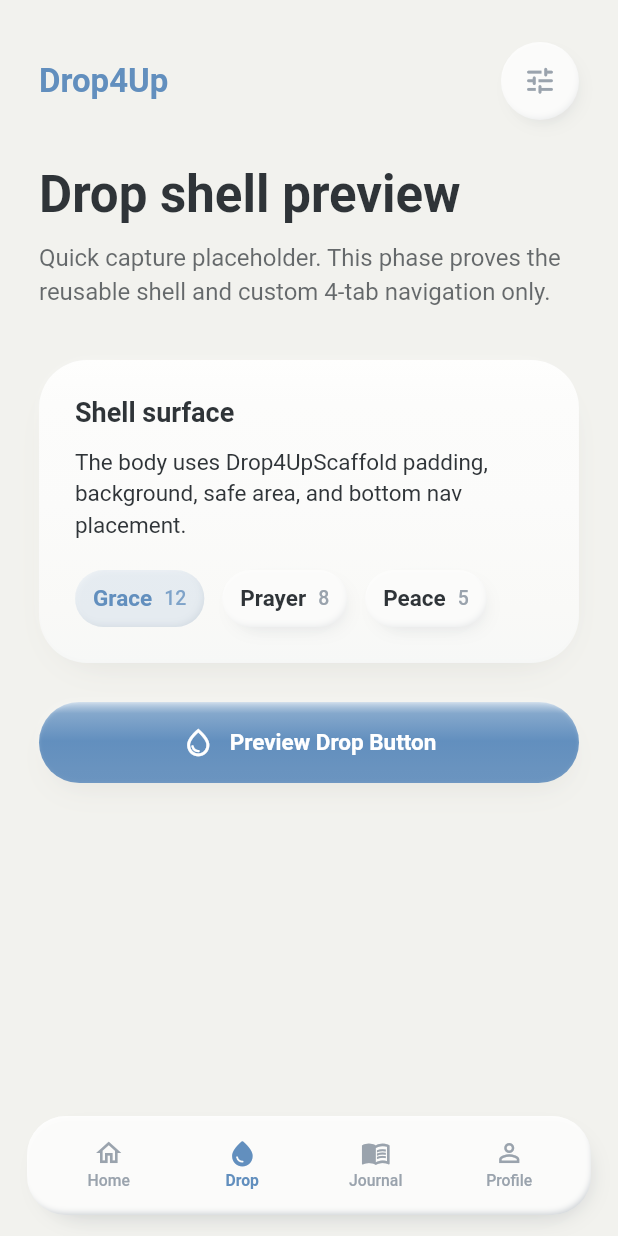
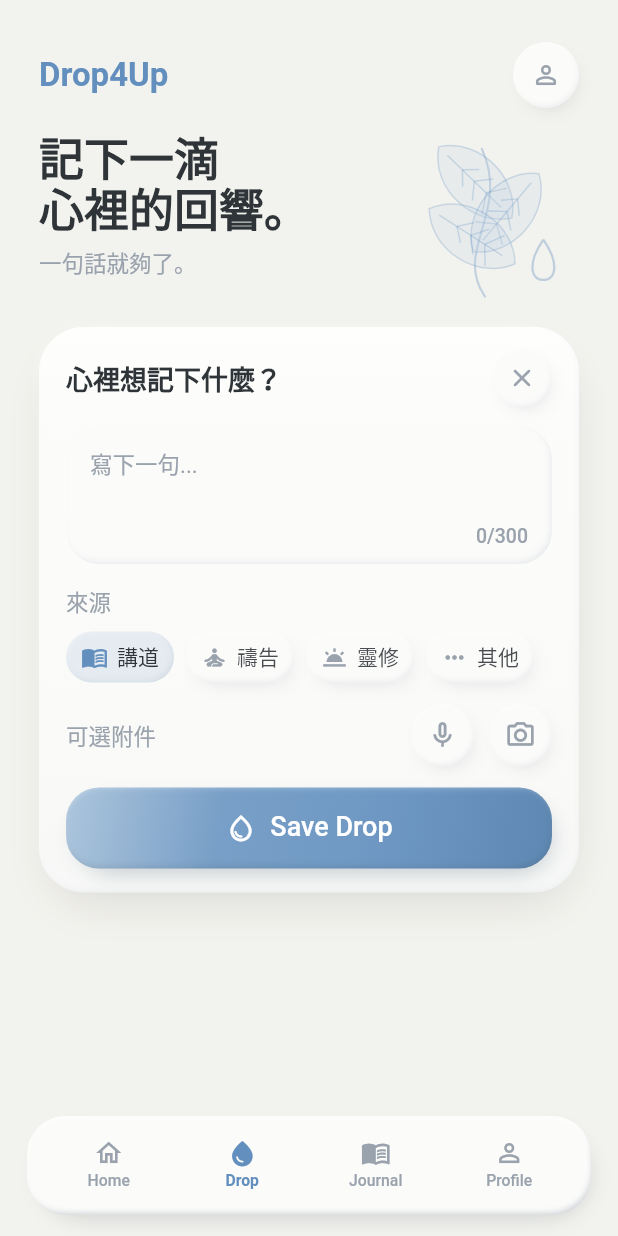
Before and after one commit to BlackAaadam/drop4up, a Flutter app: the screen it shows after launch, item 2 of the bottom bar chosen, on a phone screen of 412 x 824 dp. Run offline on Flutter 3.47's test engine with Material 3 defaults, Android fonts, the phone set to English and light mode, and no system bars; our stand-ins replace flutter_inset_shadow.

Commit message:
Implement compact Drop tab prototype

```diff
--- a/lib/main.dart
+++ b/lib/main.dart
@@ -1,8 +1,8 @@
 import 'package:flutter/material.dart';
 
+import 'screens/drop_screen.dart';
 import 'screens/home_screen.dart';
 import 'ui/drop4up_scaffold.dart';
-import 'ui/drop4up_tag_chip.dart';
 import 'ui/drop4up_tokens.dart';
 import 'ui/primary_drop_button.dart';
 import 'ui/soft_icon_button.dart';
@@ -60,7 +60,11 @@ class _ShellPreviewScreenState extends State<ShellPreviewScreen> {
     return Drop4UpScaffold(
       currentIndex: _tabIndex,
       onTabChanged: (index) => setState(() => _tabIndex = index),
-      body: _tabIndex == 0 ? const HomeScreen() : _ShellPlaceholder(tab: tab),
+      body: switch (_tabIndex) {
+        0 => const HomeScreen(),
+        1 => const DropScreen(),
+        _ => _ShellPlaceholder(tab: tab),
+      },
     );
   }
 }
@@ -115,15 +119,7 @@ class _ShellPlaceholder extends StatelessWidget {
                 style: textTheme.bodyMedium,
               ),
               const SizedBox(height: 20),
-              Wrap(
-                spacing: 12,
-                runSpacing: 12,
-                children: const [
-                  Drop4UpTagChip(label: 'Grace', count: 12, selected: true),
-                  Drop4UpTagChip(label: 'Prayer', count: 8),
-                  Drop4UpTagChip(label: 'Peace', count: 5),
-                ],
-              ),
+              Text('Placeholder content', style: textTheme.bodyMedium),
             ],
           ),
         ),
--- /dev/null
+++ b/lib/screens/drop_screen.dart
@@ -0,0 +1,388 @@
+import 'package:flutter/material.dart';
+
+import '../ui/drop4up_tactile_surface.dart';
+import '../ui/drop4up_tokens.dart';
+import '../ui/soft_icon_button.dart';
+import '../ui/soft_surface.dart';
+
+const _sourceChips = [
+  _DropSource('講道', Icons.menu_book_outlined, true),
+  _DropSource('禱告', Icons.self_improvement_rounded, false),
+  _DropSource('靈修', Icons.wb_twilight_outlined, false),
+  _DropSource('其他', Icons.more_horiz_rounded, false),
+];
+
+class DropScreen extends StatelessWidget {
+  const DropScreen({super.key});
+
+  @override
+  Widget build(BuildContext context) {
+    final textTheme = Theme.of(context).textTheme;
+
+    return ListView(
+      padding: EdgeInsets.zero,
+      children: [
+        Row(
+          children: [
+            Text(
+              'Drop4Up',
+              style: textTheme.titleLarge?.copyWith(
+                color: Drop4UpTokens.primaryBlue,
+              ),
+            ),
+            const Spacer(),
+            SoftIconButton(
+              icon: Icons.person_outline_rounded,
+              label: '個人設定',
+              size: 44,
+              iconSize: 20,
+              onTap: () {},
+            ),
+          ],
+        ),
+        const SizedBox(height: 16),
+        SizedBox(
+          height: 118,
+          child: Stack(
+            children: [
+              Positioned(
+                left: 0,
+                top: 0,
+                child: Column(
+                  crossAxisAlignment: CrossAxisAlignment.start,
+                  children: [
+                    Text(
+                      '記下一滴\n心裡的回響。',
+                      style: textTheme.headlineLarge?.copyWith(
+                        fontSize: 30,
+                        height: 1.12,
+                      ),
+                    ),
+                    const SizedBox(height: 8),
+                    Text(
+                      '一句話就夠了。',
+                      style: textTheme.bodyLarge?.copyWith(
+                        fontSize: 15,
+                        color: Drop4UpTokens.textSecondary,
+                      ),
+                    ),
+                  ],
+                ),
+              ),
+              Positioned(
+                right: 0,
+                top: 0,
+                child: SizedBox(
+                  width: 108,
+                  height: 112,
+                  child: CustomPaint(painter: _QuietLeafPainter()),
+                ),
+              ),
+            ],
+          ),
+        ),
+        const SizedBox(height: 12),
+        const _DropEntryCard(),
+      ],
+    );
+  }
+}
+
+class _DropEntryCard extends StatelessWidget {
+  const _DropEntryCard();
+
+  @override
+  Widget build(BuildContext context) {
+    final textTheme = Theme.of(context).textTheme;
+
+    return SoftSurface(
+      variant: SoftSurfaceVariant.prominent,
+      radius: 30,
+      padding: const EdgeInsets.fromLTRB(18, 14, 18, 16),
+      child: Column(
+        crossAxisAlignment: CrossAxisAlignment.start,
+        children: [
+          Row(
+            children: [
+              Expanded(
+                child: Text(
+                  '心裡想記下什麼？',
+                  maxLines: 1,
+                  overflow: TextOverflow.ellipsis,
+                  style: textTheme.titleMedium,
+                ),
+              ),
+              const SizedBox(width: 12),
+              SoftIconButton(
+                icon: Icons.close_rounded,
+                label: '清除',
+                size: 40,
+                iconSize: 20,
+                onTap: () {},
+              ),
+            ],
+          ),
+          const SizedBox(height: 12),
+          Drop4UpTactileSurface(
+            variant: Drop4UpTactileSurfaceVariant.inset,
+            radius: 22,
+            height: 92,
+            padding: const EdgeInsets.fromLTRB(16, 14, 16, 10),
+            color: Drop4UpTokens.cardSurface,
+            child: Column(
+              crossAxisAlignment: CrossAxisAlignment.start,
+              children: [
+                Text(
+                  '寫下一句...',
+                  style: textTheme.bodyLarge?.copyWith(
+                    fontSize: 15,
+                    color: Drop4UpTokens.textSecondary,
+                  ),
+                ),
+                const Spacer(),
+                Align(
+                  alignment: Alignment.bottomRight,
+                  child: Text(
+                    '0/300',
+                    style: textTheme.labelMedium?.copyWith(
+                      color: Drop4UpTokens.textSecondary,
+                    ),
+                  ),
+                ),
+              ],
+            ),
+          ),
+          const SizedBox(height: 14),
+          Text(
+            '來源',
+            style: textTheme.bodyMedium?.copyWith(
+              color: Drop4UpTokens.textSecondary,
+            ),
+          ),
+          const SizedBox(height: 10),
+          Wrap(
+            spacing: 8,
+            runSpacing: 8,
+            children: [
+              for (final source in _sourceChips) _SourceChip(source: source),
+            ],
+          ),
+          const SizedBox(height: 14),
+          Row(
+            children: [
+              Expanded(
+                child: Text(
+                  '可選附件',
+                  style: textTheme.bodyMedium?.copyWith(
+                    color: Drop4UpTokens.textSecondary,
+                  ),
+                ),
+              ),
+              SoftIconButton(
+                icon: Icons.mic_none_rounded,
+                label: '語音',
+                size: 42,
+                iconSize: 21,
+                onTap: () {},
+              ),
+              const SizedBox(width: 10),
+              SoftIconButton(
+                icon: Icons.photo_camera_outlined,
+                label: '相機',
+                size: 42,
+                iconSize: 21,
+                onTap: () {},
+              ),
+            ],
+          ),
+          const SizedBox(height: 14),
+          Drop4UpTactileSurface(
+            variant: Drop4UpTactileSurfaceVariant.primaryRaised,
+            height: 54,
+            radius: 22,
+            color: Drop4UpTokens.primaryBlue,
+            child: Center(
+              child: Row(
+                mainAxisSize: MainAxisSize.min,
+                children: [
+                  const Icon(
+                    Icons.water_drop_outlined,
+                    size: 21,
+                    color: Drop4UpTokens.softWhite,
+                  ),
+                  const SizedBox(width: 9),
+                  Text(
+                    'Save Drop',
+                    style: textTheme.titleMedium?.copyWith(
+                      color: Drop4UpTokens.softWhite,
+                      fontWeight: FontWeight.w500,
+                    ),
+                  ),
+                ],
+              ),
+            ),
+          ),
+        ],
+      ),
+    );
+  }
+}
+
+class _QuietLeafPainter extends CustomPainter {
+  @override
+  void paint(Canvas canvas, Size size) {
+    final stem = Paint()
+      ..color = Drop4UpTokens.primaryBlue.withValues(alpha: 0.34)
+      ..style = PaintingStyle.stroke
+      ..strokeWidth = 1.4
+      ..strokeCap = StrokeCap.round;
+
+    final path = Path()
+      ..moveTo(size.width * 0.42, size.height * 0.98)
+      ..cubicTo(
+        size.width * 0.22,
+        size.height * 0.70,
+        size.width * 0.58,
+        size.height * 0.48,
+        size.width * 0.40,
+        size.height * 0.10,
+      );
+
+    canvas.drawPath(path, stem);
+
+    _drawLeaf(
+      canvas,
+      size,
+      Offset(size.width * 0.36, size.height * 0.30),
+      -0.8,
+    );
+    _drawLeaf(canvas, size, Offset(size.width * 0.55, size.height * 0.48), 0.7);
+    _drawLeaf(
+      canvas,
+      size,
+      Offset(size.width * 0.34, size.height * 0.62),
+      -1.0,
+    );
+
+    final drop = Paint()
+      ..color = Drop4UpTokens.primaryBlue.withValues(alpha: 0.36)
+      ..style = PaintingStyle.stroke
+      ..strokeWidth = 1.5;
+
+    final dropPath = Path()
+      ..moveTo(size.width * 0.78, size.height * 0.64)
+      ..cubicTo(
+        size.width * 0.68,
+        size.height * 0.78,
+        size.width * 0.70,
+        size.height * 0.88,
+        size.width * 0.78,
+        size.height * 0.88,
+      )
+      ..cubicTo(
+        size.width * 0.86,
+        size.height * 0.88,
+        size.width * 0.88,
+        size.height * 0.78,
+        size.width * 0.78,
+        size.height * 0.64,
+      );
+
+    canvas.drawPath(dropPath, drop);
+  }
+
+  void _drawLeaf(Canvas canvas, Size size, Offset center, double angle) {
+    final canvasState = canvas.getSaveCount();
+    canvas
+      ..save()
+      ..translate(center.dx, center.dy)
+      ..rotate(angle);
+
+    final leafPaint = Paint()
+      ..color = Drop4UpTokens.lightBlue.withValues(alpha: 0.22)
+      ..style = PaintingStyle.fill;
+    final edgePaint = Paint()
+      ..color = Drop4UpTokens.primaryBlue.withValues(alpha: 0.26)
+      ..style = PaintingStyle.stroke
+      ..strokeWidth = 1.0;
+
+    final leaf = Path()
+      ..moveTo(0, -34)
+      ..cubicTo(-24, -18, -22, 20, 0, 34)
+      ..cubicTo(22, 20, 24, -18, 0, -34)
+      ..close();
+
+    canvas
+      ..drawPath(leaf, leafPaint)
+      ..drawPath(leaf, edgePaint)
+      ..drawLine(const Offset(0, -26), const Offset(0, 24), edgePaint);
+
+    for (final side in [-1, 1]) {
+      for (var i = 0; i < 3; i++) {
+        final y = -12.0 + i * 11.0;
+        canvas.drawLine(
+          Offset(0, y),
+          Offset(side * (8 + i * 2), y + 8),
+          edgePaint,
+        );
+      }
+    }
+
+    canvas.restoreToCount(canvasState);
+  }
+
+  @override
+  bool shouldRepaint(covariant CustomPainter oldDelegate) => false;
+}
+
+class _SourceChip extends StatelessWidget {
+  const _SourceChip({required this.source});
+
+  final _DropSource source;
+
+  @override
+  Widget build(BuildContext context) {
+    final textTheme = Theme.of(context).textTheme;
+
+    return Drop4UpTactileSurface(
+      variant: source.selected
+          ? Drop4UpTactileSurfaceVariant.inset
+          : Drop4UpTactileSurfaceVariant.raised,
+      color: source.selected
+          ? Drop4UpTokens.lightBlue.withValues(alpha: 0.36)
+          : Drop4UpTokens.cardSurface,
+      radius: Drop4UpTokens.pillRadius,
+      padding: const EdgeInsets.symmetric(horizontal: 10, vertical: 8),
+      child: Row(
+        mainAxisSize: MainAxisSize.min,
+        children: [
+          Icon(
+            source.icon,
+            size: 18,
+            color: source.selected
+                ? Drop4UpTokens.primaryBlue
+                : Drop4UpTokens.textSecondary,
+          ),
+          const SizedBox(width: 6),
+          Text(
+            source.label,
+            style: textTheme.labelMedium?.copyWith(
+              fontSize: 14,
+              color: source.selected
+                  ? Drop4UpTokens.textPrimary
+                  : Drop4UpTokens.textPrimary.withValues(alpha: 0.88),
+            ),
+          ),
+        ],
+      ),
+    );
+  }
+}
+
+class _DropSource {
+  const _DropSource(this.label, this.icon, this.selected);
+
+  final String label;
+  final IconData icon;
+  final bool selected;
+}
--- a/lib/ui/drop4up_tactile_surface.dart
+++ b/lib/ui/drop4up_tactile_surface.dart
@@ -3,7 +3,7 @@ import 'package:flutter_inset_shadow/flutter_inset_shadow.dart';
 
 import 'drop4up_tokens.dart';
 
-enum Drop4UpTactileSurfaceVariant { raised, inset, pressed }
+enum Drop4UpTactileSurfaceVariant { raised, primaryRaised, inset, pressed }
 
 class Drop4UpTactileSurface extends StatelessWidget {
   const Drop4UpTactileSurface({
@@ -48,6 +48,12 @@ class Drop4UpTactileSurface extends StatelessWidget {
         borderRadius: BorderRadius.circular(radius),
         color: color,
         boxShadow: _raisedShadows,
+      ),
+      Drop4UpTactileSurfaceVariant.primaryRaised => BoxDecoration(
+        borderRadius: BorderRadius.circular(radius),
+        color: color,
+        gradient: _primaryGradient(color),
+        boxShadow: _primaryRaisedShadows,
       ),
       Drop4UpTactileSurfaceVariant.inset => BoxDecoration(
         borderRadius: BorderRadius.circular(radius),
@@ -105,6 +111,48 @@ class Drop4UpTactileSurface extends StatelessWidget {
       color: _innerCompression.withValues(alpha: 0.22),
       offset: const Offset(-1.6, -2.9),
       blurRadius: 3.2,
+      spreadRadius: -2.8,
+      inset: true,
+    ),
+  ];
+
+  static final _primaryRaisedShadows = [
+    BoxShadow(
+      color: const Color(0xFFFFFFFF).withValues(alpha: 0.22),
+      offset: const Offset(-0.8, -0.8),
+      blurRadius: 2.0,
+      spreadRadius: -3.0,
+    ),
+    BoxShadow(
+      color: _warmContact.withValues(alpha: 0.20),
+      offset: const Offset(3.4, 7.2),
+      blurRadius: 13,
+      spreadRadius: -5.0,
+    ),
+    BoxShadow(
+      color: _coolContact.withValues(alpha: 0.18),
+      offset: const Offset(5.2, 6.6),
+      blurRadius: 13,
+      spreadRadius: -8.0,
+    ),
+    BoxShadow(
+      color: const Color(0xFFFFFFFF).withValues(alpha: 0.28),
+      offset: const Offset(1.0, 2.4),
+      blurRadius: 3.2,
+      spreadRadius: -2.4,
+      inset: true,
+    ),
+    BoxShadow(
+      color: const Color(0xFFFFFFFF).withValues(alpha: 0.16),
+      offset: const Offset(0.2, 0.8),
+      blurRadius: 1.0,
+      spreadRadius: -0.8,
+      inset: true,
+    ),
+    BoxShadow(
+      color: _warmContact.withValues(alpha: 0.20),
+      offset: const Offset(-1.6, -3.0),
+      blurRadius: 4.6,
       spreadRadius: -2.8,
       inset: true,
     ),
@@ -170,4 +218,24 @@ class Drop4UpTactileSurface extends StatelessWidget {
       spreadRadius: -8,
     ),
   ];
+
+  static LinearGradient _primaryGradient(Color base) {
+    return LinearGradient(
+      begin: Alignment.topLeft,
+      end: Alignment.bottomRight,
+      stops: const [0, 0.32, 0.70, 1],
+      colors: [
+        Color.alphaBlend(
+          Drop4UpTokens.softWhite.withValues(alpha: 0.26),
+          Drop4UpTokens.accentBlue,
+        ),
+        Color.alphaBlend(Drop4UpTokens.softWhite.withValues(alpha: 0.14), base),
+        Color.alphaBlend(
+          Drop4UpTokens.accentBlue.withValues(alpha: 0.22),
+          base,
+        ),
+        Color.alphaBlend(_warmContact.withValues(alpha: 0.08), base),
+      ],
+    );
+  }
 }
--- a/lib/ui/soft_surface.dart
+++ b/lib/ui/soft_surface.dart
@@ -100,16 +100,16 @@ class SoftSurface extends StatelessWidget {
             spreadRadius: -4,
           ),
           BoxShadow(
-            color: Drop4UpTokens.warmShadow.withValues(alpha: 0.50),
-            offset: const Offset(0, 13),
-            blurRadius: 22,
-            spreadRadius: -8,
+            color: Drop4UpTokens.warmShadow.withValues(alpha: 0.58),
+            offset: const Offset(0, 14),
+            blurRadius: 24,
+            spreadRadius: -7,
           ),
           BoxShadow(
-            color: Drop4UpTokens.coolShadow.withValues(alpha: 0.20),
-            offset: const Offset(4, 10),
-            blurRadius: 18,
-            spreadRadius: -10,
+            color: Drop4UpTokens.coolShadow.withValues(alpha: 0.26),
+            offset: const Offset(5, 11),
+            blurRadius: 20,
+            spreadRadius: -9,
           ),
           BoxShadow(
             color: Drop4UpTokens.softWhite.withValues(alpha: 0.58),
@@ -126,10 +126,10 @@ class SoftSurface extends StatelessWidget {
             inset: true,
           ),
           BoxShadow(
-            color: Drop4UpTokens.coolShadow.withValues(alpha: 0.20),
-            offset: const Offset(-1.2, -2.3),
-            blurRadius: 4.2,
-            spreadRadius: -2.8,
+            color: Drop4UpTokens.coolShadow.withValues(alpha: 0.28),
+            offset: const Offset(-1.4, -2.8),
+            blurRadius: 4.8,
+            spreadRadius: -2.6,
             inset: true,
           ),
         ],
```
Also changed, not shown: 1 other file.
